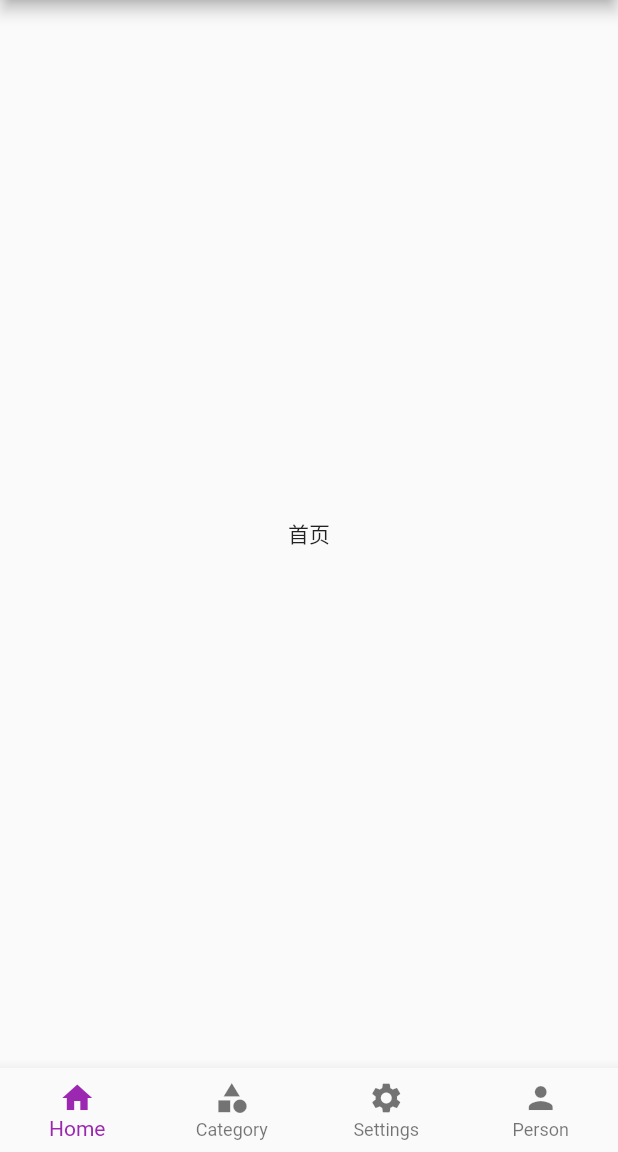
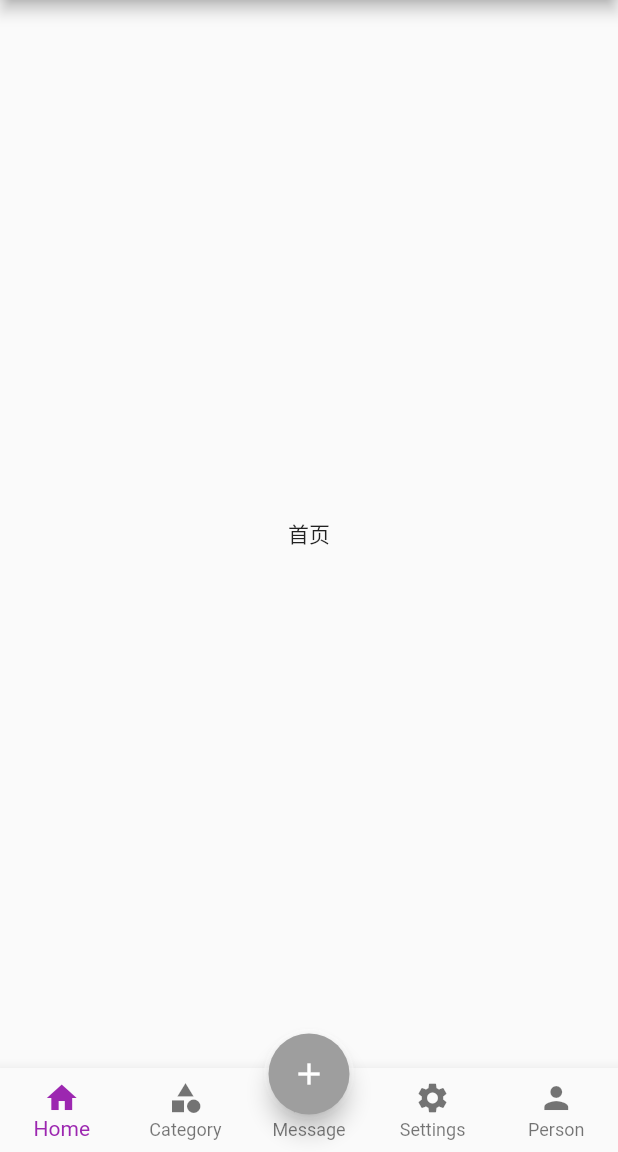
Before and after one commit to kingcwt/helloFlutter, a Flutter app: the screen it shows after launch, on a phone screen of 412 x 824 dp, the part 84-1236 px from its top. Run offline on Flutter 3.47's test engine with Material 2 defaults, Android fonts, the phone set to English and light mode, and no system bars.

Commit message:
feat: 实现菜单底部导航/实现菜单中间浮动菜单

```diff
--- a/lib/pages/tabs.dart
+++ b/lib/pages/tabs.dart
@@ -3,6 +3,7 @@ import './tabs/home.dart';
 import './tabs/category.dart';
 import './tabs/person.dart';
 import './tabs/settings.dart';
+import './tabs/message.dart';
 
 class Tabs extends StatefulWidget {
   const Tabs({super.key});
@@ -16,6 +17,7 @@ class _TabsState extends State<Tabs> {
   final List<Widget> list = const [
     HomePage(),
     CategoryPage(),
+    MessagePage(),
     SettingsPage(),
     PersonPage()
   ];
@@ -29,8 +31,11 @@ class _TabsState extends State<Tabs> {
           // unselectedItemColor: Colors.grey,
           // selectedItemColor: Colors.blue,
           // backgroundColor: Colors.amber,
-          type: BottomNavigationBarType.fixed, // 这个必须设置 不然颜色和图标默认显示白色
-          currentIndex: _currentIndex,
+          type: BottomNavigationBarType
+              .fixed, // 这个必须设置 不然颜色和图标默认显示白色 3个菜单以上需要配置type
+          // iconSize: 35, // 底部菜单大小
+          // fixedColor: Colors.blue, // 选中的颜色
+          currentIndex: _currentIndex, // 第几个菜单选中
           onTap: (int index) {
             setState(() {
               _currentIndex = index;
@@ -48,6 +53,10 @@ class _TabsState extends State<Tabs> {
               label: 'Category',
             ),
             BottomNavigationBarItem(
+              icon: Icon(Icons.message),
+              label: 'Message',
+            ),
+            BottomNavigationBarItem(
               icon: Icon(Icons.settings),
               label: 'Settings',
             ),
@@ -56,6 +65,27 @@ class _TabsState extends State<Tabs> {
               label: 'Person',
             )
           ]),
+      floatingActionButton: Container(
+        height: 60,
+        width: 60,
+        margin: const EdgeInsets.only(top: 8),
+        padding: const EdgeInsets.all(3),
+        decoration: BoxDecoration(
+          color: Colors.white70,
+          borderRadius: BorderRadius.circular(30),
+        ),
+        child: FloatingActionButton(
+          onPressed: () => {
+            setState(() {
+              _currentIndex = 2;
+            })
+          },
+          backgroundColor: _currentIndex == 2 ? Colors.purple : Colors.grey,
+          child: const Icon(Icons.add),
+        ),
+      ),
+      floatingActionButtonLocation:
+          FloatingActionButtonLocation.centerDocked, // 浮动按钮位置
     );
   }
 }
```
Also changed, not shown: lib/pages/tabs/message.dart (added, +17 -0 lines), 11 other files.
